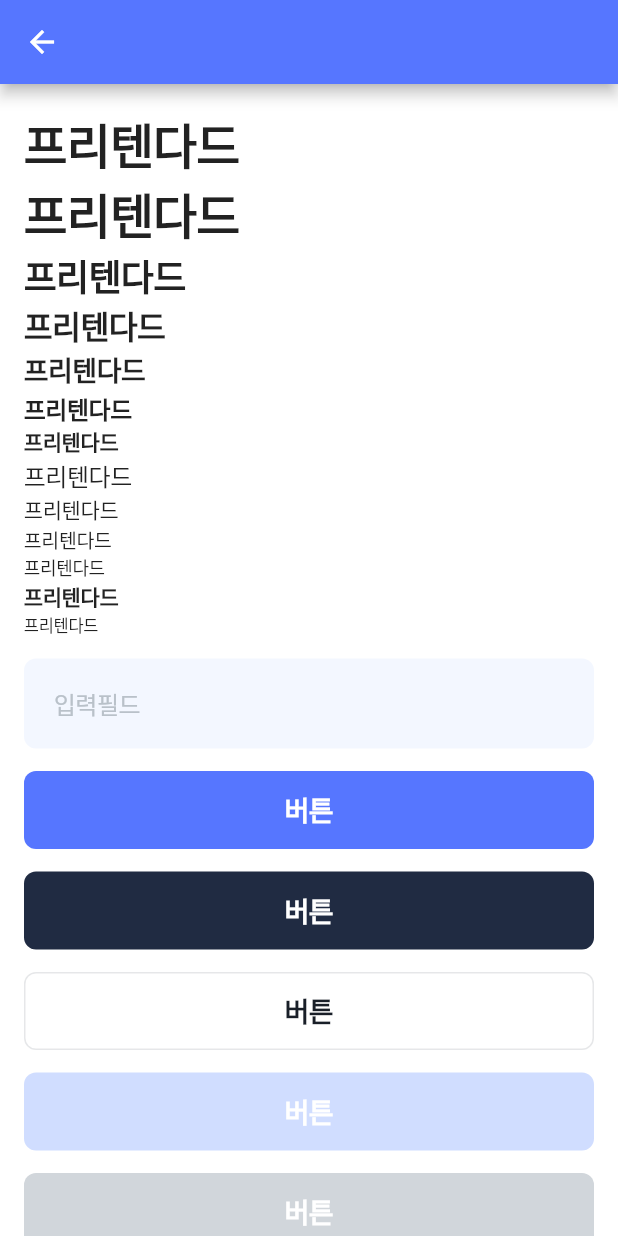
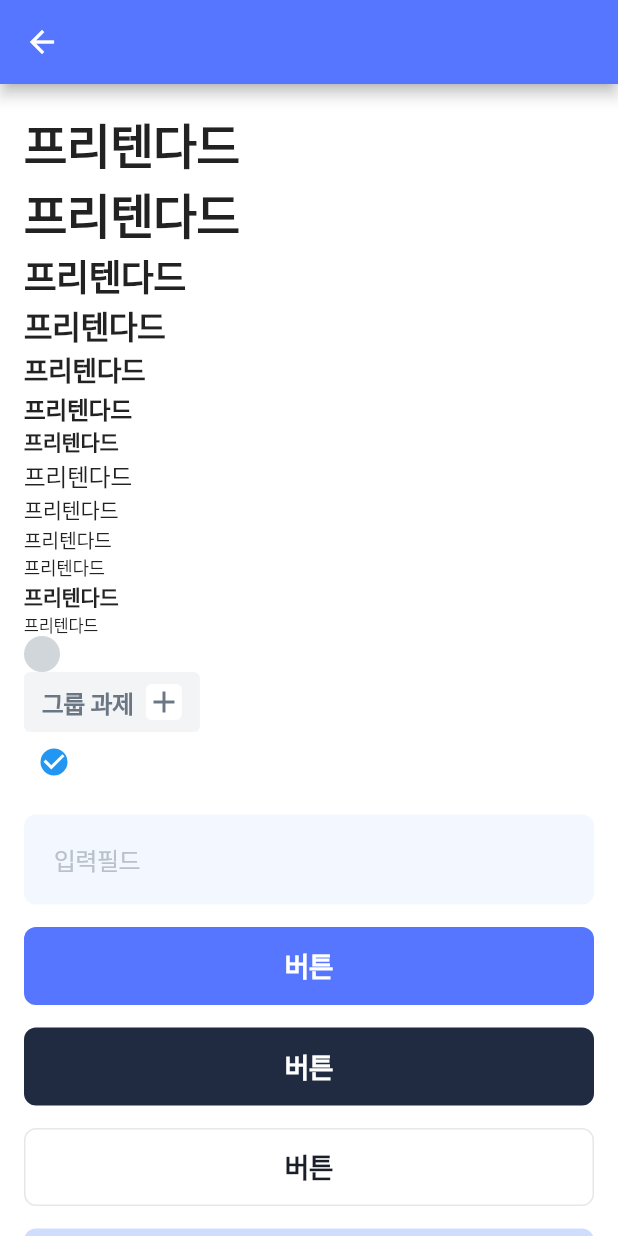
Before and after one commit to rbgus2002/cactusdy, a Flutter app: the DesignTestRoute screen opened directly, on a phone screen of 412 x 824 dp. Run offline on Flutter 3.47's test engine with Material 2 defaults, Android fonts, the phone set to English and light mode, and no system bars; our stand-ins replace cached_network_image, device_info_plus, firebase_core, firebase_messaging, flutter_colorpicker, flutter_local_notifications and 3 more; accounts and stored records are empty; Roboto replaces fonts that are missing (Pretendard).

Commit message:
[F] feat: 할일 리스트 타이틀 추가

```diff
--- a/frontend/lib/routes/design_test_route.dart
+++ b/frontend/lib/routes/design_test_route.dart
@@ -1,6 +1,7 @@
 
 import 'package:flutter/material.dart';
 import 'package:group_study_app/themes/color_styles.dart';
+import 'package:group_study_app/themes/custom_icons.dart';
 import 'package:group_study_app/themes/design.dart';
 import 'package:group_study_app/themes/old_design.dart';
 import 'package:group_study_app/themes/text_styles.dart';
@@ -9,7 +10,9 @@ import 'package:group_study_app/utilities/toast.dart';
 import 'package:group_study_app/widgets/buttons/outlined_primary_button.dart';
 import 'package:group_study_app/widgets/buttons/primary_button.dart';
 import 'package:group_study_app/widgets/buttons/secondary_button.dart';
+import 'package:group_study_app/widgets/custom_checkbox.dart';
 import 'package:group_study_app/widgets/input_field.dart';
+import 'package:group_study_app/widgets/task_list_title.dart';
 
 class DesignTestRoute extends StatelessWidget {
   DesignTestRoute({
@@ -42,6 +45,23 @@ class DesignTestRoute extends StatelessWidget {
 
             Text('프리텐다드', style: TextStyles.caption1),
             Text('프리텐다드', style: TextStyles.caption2),
+
+            CustomCheckBox(
+                onChanged: (value) {}),
+
+            TaskListTitle(
+                title: "그룹 과제",
+                onTap: () {}),
+
+            Checkbox(
+              value: true,
+              activeColor: Colors.blue,//<
+              onChanged: (value) {},
+              materialTapTargetSize: MaterialTapTargetSize.shrinkWrap,
+              shape: RoundedRectangleBorder(borderRadius: BorderRadius.circular(30),
+                side: BorderSide.none,),
+              side: BorderSide.none,
+            ),
 
             OldDesign.padding15,
             InputField(
--- /dev/null
+++ b/frontend/lib/widgets/task_list_title.dart
@@ -0,0 +1,49 @@
+
+import 'package:flutter/material.dart';
+import 'package:group_study_app/themes/color_styles.dart';
+import 'package:group_study_app/themes/custom_icons.dart';
+import 'package:group_study_app/themes/design.dart';
+import 'package:group_study_app/themes/text_styles.dart';
+
+class TaskListTitle extends StatelessWidget {
+  static const EdgeInsets _padding = EdgeInsets.symmetric(vertical: 8, horizontal: 12);
+
+  final String title;
+  final VoidCallback onTap;
+
+  const TaskListTitle({
+    Key? key,
+    required this.title,
+    required this.onTap,
+  }) : super(key: key);
+
+  @override
+  Widget build(BuildContext context) {
+    final additionalColor = Theme.of(context).extension<AdditionalColor>()!;
+
+    return InkWell(
+      borderRadius: Design.borderRadiusSmall,
+      onTap: onTap,
+      child: Container(
+        decoration: BoxDecoration(
+          borderRadius: Design.borderRadiusSmall,
+          color: additionalColor.grey100,
+        ),
+        padding: _padding,
+        child: Row(
+          mainAxisSize: MainAxisSize.min,
+            children : [
+              Text(title, style: TextStyles.head5.copyWith(color: additionalColor.grey600),),
+              Design.padding8,
+              Container(
+                decoration: BoxDecoration(
+                  borderRadius: Design.borderRadiusSmall,
+                  color: additionalColor.grey000,
+                ),
+                child: Icon(Icons.add, color: additionalColor.grey600,)
+              ),
+            ]),
+      ),
+    );
+  }
+}
```
